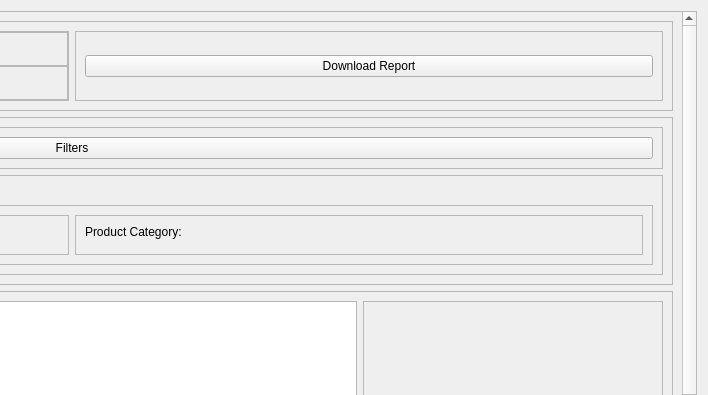
Kazu0210/Inventory-System, file app/src/ui/NEW/sales_report_page.ui: the form before one commit; both pictures show x 550 to 1258 and y 0 to 395 of the 1258 by 734 pixel window.
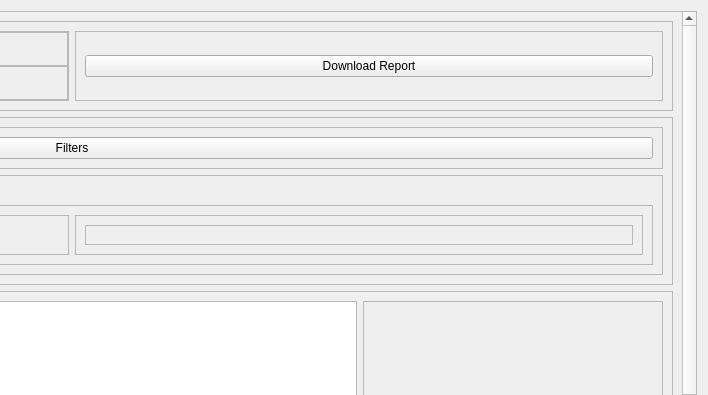
The form after the commit.

Commit message: added product name filter functionality on sales report page

Diff of the .ui file:
```diff
--- a/app/src/ui/NEW/sales_report_page.ui
+++ b/app/src/ui/NEW/sales_report_page.ui
@@ -230,13 +230,6 @@
                    <enum>QFrame::Raised</enum>
                   </property>
                   <layout class="QVBoxLayout" name="verticalLayout_11">
-                   <item>
-                    <widget class="QLabel" name="label_7">
-                     <property name="text">
-                      <string>Product Category:</string>
-                     </property>
-                    </widget>
-                   </item>
                    <item>
                     <widget class="QFrame" name="productCategory_frame">
                      <property name="frameShape">
```
The commit also changes 8 other files.
